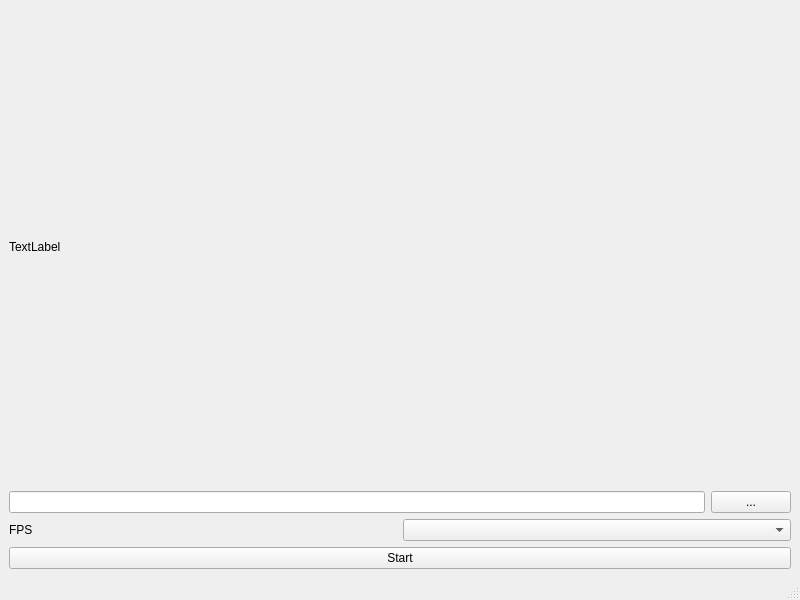
Above: gtm_decoder/mainwindow.ui from hitomi2500/tilemotion-saturn before the change. Below: the same form after it.
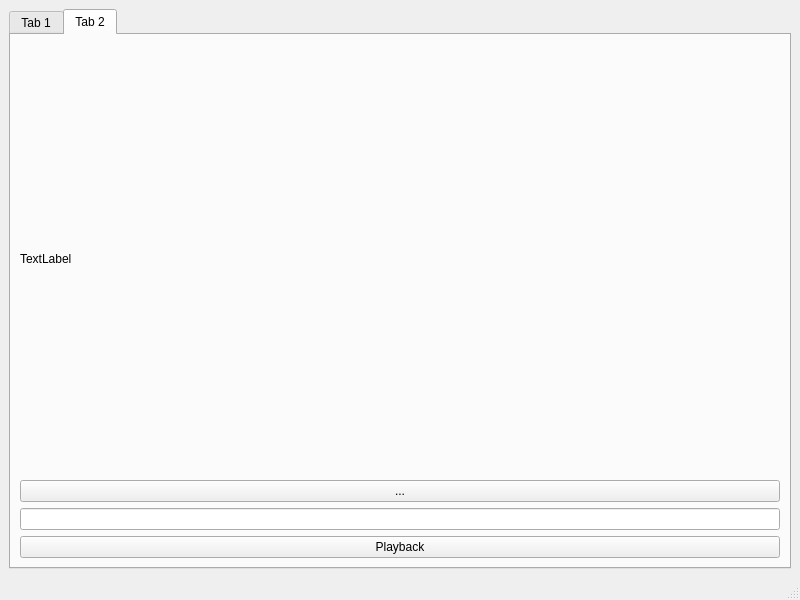
That is the form after the change. The open tabs and pages were chosen to show the change.

```diff
--- a/gtm_decoder/mainwindow.ui
+++ b/gtm_decoder/mainwindow.ui
@@ -16,6 +16,16 @@
   <widget class="QWidget" name="centralwidget">
    <layout class="QVBoxLayout" name="verticalLayout">
     <item>
+     <widget class="QTabWidget" name="tabWidget">
+      <property name="currentIndex">
+       <number>0</number>
+      </property>
+      <widget class="QWidget" name="tab">
+       <attribute name="title">
+        <string>Tab 1</string>
+       </attribute>
+       <layout class="QVBoxLayout" name="verticalLayout_2">
+        <item>
      <widget class="QLabel" name="label">
       <property name="text">
        <string>TextLabel</string>
@@ -41,12 +51,19 @@
       <item>
        <widget class="QLabel" name="label_2">
         <property name="text">
-         <string>FPS</string>
+             <string>Frame limit</string>
         </property>
        </widget>
       </item>
       <item>
-       <widget class="QComboBox" name="comboBox_FPS"/>
+           <widget class="QSpinBox" name="spinBox_flaamelimit">
+            <property name="maximum">
+             <number>1000000</number>
+            </property>
+            <property name="value">
+             <number>20</number>
+            </property>
+           </widget>
       </item>
      </layout>
     </item>
@@ -55,6 +72,41 @@
       <property name="text">
        <string>Start</string>
       </property>
+         </widget>
+        </item>
+       </layout>
+      </widget>
+      <widget class="QWidget" name="tab_2">
+       <attribute name="title">
+        <string>Tab 2</string>
+       </attribute>
+       <layout class="QVBoxLayout" name="verticalLayout_3">
+        <item>
+         <widget class="QLabel" name="label_3">
+          <property name="text">
+           <string>TextLabel</string>
+          </property>
+         </widget>
+        </item>
+        <item>
+         <widget class="QPushButton" name="pushButton_3">
+          <property name="text">
+           <string>...</string>
+          </property>
+         </widget>
+        </item>
+        <item>
+         <widget class="QLineEdit" name="lineEdit_2"/>
+        </item>
+        <item>
+         <widget class="QPushButton" name="pushButton_4">
+          <property name="text">
+           <string>Playback</string>
+          </property>
+         </widget>
+        </item>
+       </layout>
+      </widget>
      </widget>
     </item>
    </layout>
```
Lines whose indentation alone changed are shown as unchanged.
